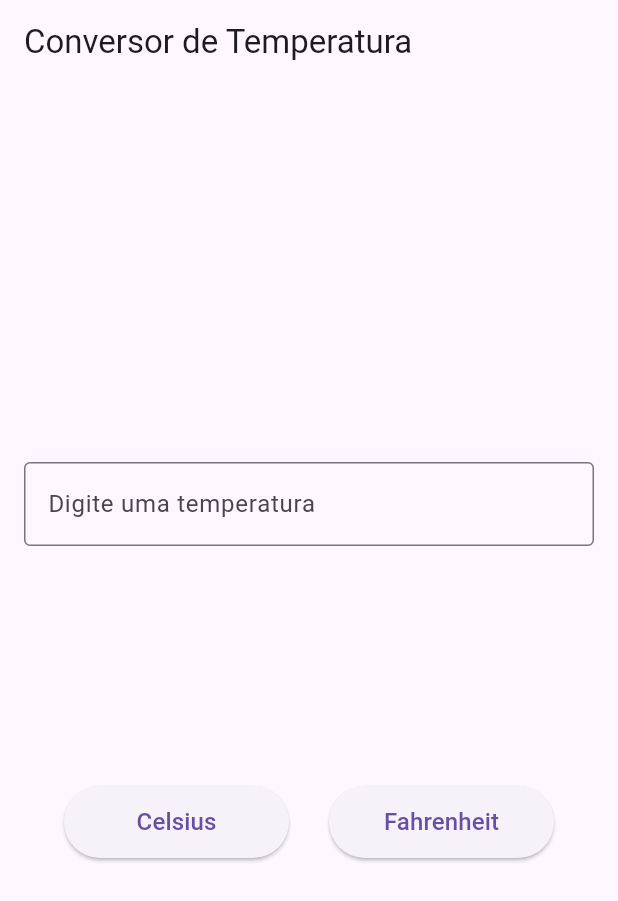
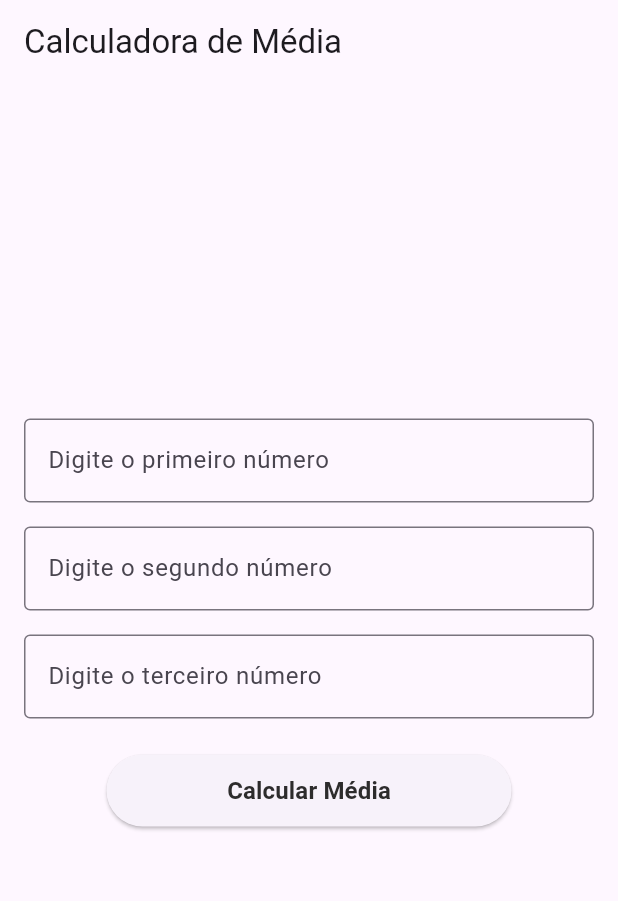
Before and after one commit to dionedev/Desafio_mentoria, a Flutter app: the screen it shows after launch, on a phone screen of 412 x 824 dp. Shown: the top 901 px of the screen. Run offline on Flutter 3.47's test engine with Material 3 defaults, Android fonts, the phone set to English and light mode, and no system bars.

Commit message:
feat: adiciona funcionalidade para limpar os inputs

```diff
--- a/lib/main.dart
+++ b/lib/main.dart
@@ -1,3 +1,4 @@
+import 'package:app_imc/pages/calcula_media.dart';
 import 'package:app_imc/pages/conversor_temperatura.dart';
 import 'package:app_imc/pages/imc_page.dart';
 import 'package:app_imc/pages/jogo_dado.dart';
@@ -13,11 +14,12 @@ class App extends StatelessWidget {
   @override
   Widget build(BuildContext context) {
     return MaterialApp(
-      initialRoute: 'conversorTemperatura',
+      initialRoute: 'calculaMedia',
       routes: {
         'imc': (context) => const ImcPage(),
         'jogoDado': (context) => const JogoDado(),
         'conversorTemperatura': (context) => const ConversorTemperatura(),
+        'calculaMedia': (context) => const CalculaMedia(),
       },
     );
   }
--- /dev/null
+++ b/lib/pages/calcula_media.dart
@@ -0,0 +1,104 @@
+import 'package:flutter/material.dart';
+
+class CalculaMedia extends StatefulWidget {
+  const CalculaMedia({super.key});
+
+  @override
+  State<CalculaMedia> createState() => _CalculaMediaState();
+}
+
+class _CalculaMediaState extends State<CalculaMedia> {
+  TextEditingController controllerPrimeiroNumero = TextEditingController();
+  TextEditingController controllerSegundoNumero = TextEditingController();
+  TextEditingController controllerTerceiroNumero = TextEditingController();
+
+  String resultadoMedia = '';
+
+  calcularMedia() {
+    final primeiroNumero = double.tryParse(controllerPrimeiroNumero.text);
+    final segundoNumero = double.tryParse(controllerSegundoNumero.text);
+    final terceiroNumero = double.tryParse(controllerTerceiroNumero.text);
+
+    if (primeiroNumero == null ||
+        segundoNumero == null ||
+        terceiroNumero == null) {
+      resultadoMedia = 'Insira um número';
+      return;
+    }
+    resultadoMedia =
+        'Média: ${(primeiroNumero + segundoNumero + terceiroNumero) / 3}';
+
+    controllerPrimeiroNumero.clear();
+    controllerSegundoNumero.clear();
+    controllerTerceiroNumero.clear();
+  }
+
+  @override
+  Widget build(BuildContext context) {
+    return Scaffold(
+      appBar: AppBar(
+        title: const Text('Calculadora de Média'),
+      ),
+      body: SafeArea(
+          child: Padding(
+        padding: const EdgeInsets.all(16.0),
+        child: Column(
+          mainAxisAlignment: MainAxisAlignment.center,
+          children: [
+            TextField(
+              controller: controllerPrimeiroNumero,
+              decoration: const InputDecoration(
+                hintText: 'Digite o primeiro número',
+                border: OutlineInputBorder(),
+              ),
+              keyboardType: TextInputType.number,
+            ),
+            Padding(
+              padding: const EdgeInsets.symmetric(vertical: 16),
+              child: TextField(
+                controller: controllerSegundoNumero,
+                decoration: const InputDecoration(
+                  hintText: 'Digite o segundo número',
+                  border: OutlineInputBorder(),
+                ),
+                keyboardType: TextInputType.number,
+              ),
+            ),
+            TextField(
+              controller: controllerTerceiroNumero,
+              decoration: const InputDecoration(
+                hintText: 'Digite o terceiro número',
+                border: OutlineInputBorder(),
+              ),
+              keyboardType: TextInputType.number,
+            ),
+            Padding(
+              padding: const EdgeInsets.only(top: 24, bottom: 24),
+              child: ElevatedButton(
+                onPressed: () {
+                  calcularMedia();
+                  setState(() {});
+                },
+                style: ElevatedButton.styleFrom(
+                  fixedSize: const Size(270, 48),
+                ),
+                child: const Text(
+                  'Calcular Média',
+                  style: TextStyle(
+                    fontSize: 16,
+                    color: Color.fromRGBO(45, 44, 44, 1),
+                    fontWeight: FontWeight.w600,
+                  ),
+                ),
+              ),
+            ),
+            Text(
+              '$resultadoMedia',
+              style: const TextStyle(fontSize: 18),
+            )
+          ],
+        ),
+      )),
+    );
+  }
+}
```
